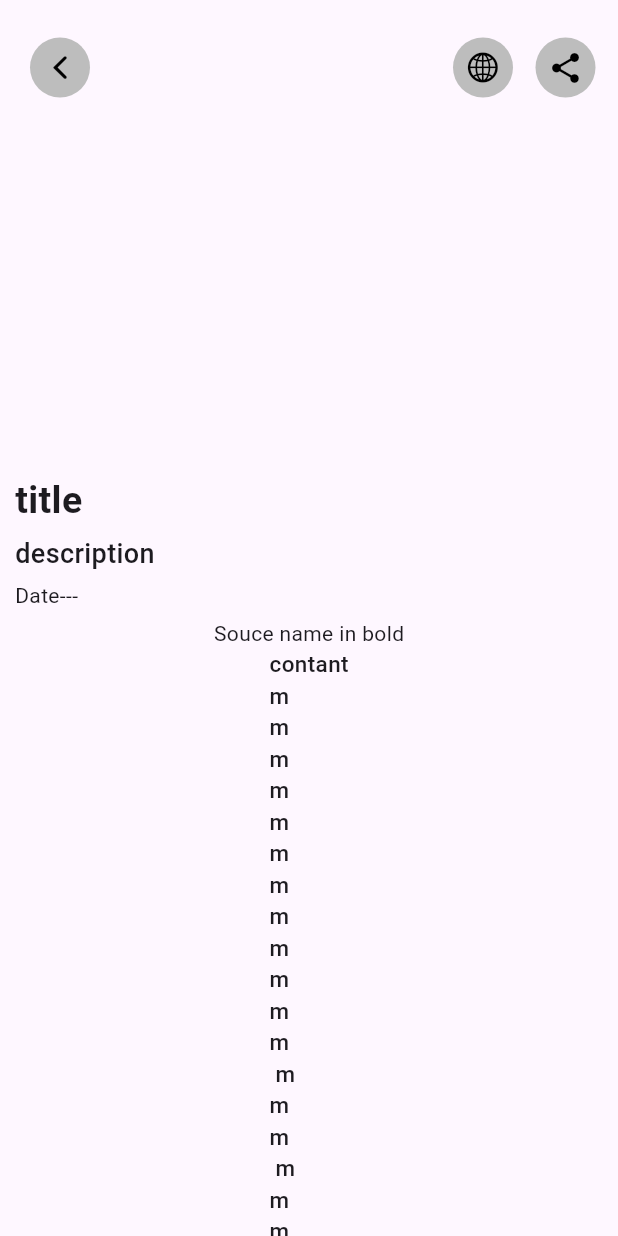
After one commit to AmosPeterAlex/daily_things, a Flutter app: the MyWidget screen opened directly, after a tap on "Image", on a phone screen of 412 x 824 dp. The commit adds this screen. Run offline on Flutter 3.47's test engine with Material 3 defaults, Android fonts, the phone set to English and light mode, and no system bars; our stand-ins replace google_fonts, share_plus; network calls fail.

Commit message:
started another widget refractoring

```diff
--- a/lib/controller/home_screen_controller.dart
+++ b/lib/controller/home_screen_controller.dart
@@ -13,7 +13,8 @@ class HomeScreenController with ChangeNotifier {
     isLoading = true;
     notifyListeners();
     final url = Uri.parse(
-        'https://newsapi.org/v2/everything?q=Apple&from=2024-02-08&sortBy=popularity&apiKey=a437c47fc99d4a249ced37151a9199d5');
+      'https://newsapi.org/v2/everything?q=Apple&from=2024-02-10&sortBy=popularity&apiKey=a437c47fc99d4a249ced37151a9199d5');
+        // 'https://newsapi.org/v2/everything?q=Apple&from=2024-02-08&sortBy=popularity&apiKey=');
     final response = await http.get(url);
     print(response.statusCode);
     Map<String, dynamic> decodedData = {}; //Map for storing
--- /dev/null
+++ b/lib/my widgets/new_main.dart
@@ -0,0 +1,29 @@
+import 'package:daily_things/my%20widgets/new_news_card.dart';
+import 'package:daily_things/view/widgets/news_card.dart';
+import 'package:flutter/cupertino.dart';
+import 'package:flutter/material.dart';
+
+void main() {
+  runApp(MaterialApp(
+    home: MyWidget(),
+    debugShowCheckedModeBanner: false,
+  ));
+}
+
+class MyWidget extends StatelessWidget {
+  @override
+  Widget build(BuildContext context) {
+    return Scaffold(
+      body: Center(
+        child: NewsCard1(
+            title: 'aaaaaaaa ncjndsijncj wkcwkjn jncneik',
+            description: 'jnjwn jne aaa ncjndsi cedid hcn eihbc hbhcbh nwmic jncjwk cwkjn jncnejd jnjned jnewi abcd efghi jklmn opqr stuv ',
+            date: DateTime.timestamp(),
+            imageUrl: 'https://dummyimage.com/600x400/000/fff',
+            contant: 'conytent',
+            sourceName: 'source name',
+            url: 'url'),
+      ),
+    );
+  }
+}
--- /dev/null
+++ b/lib/my widgets/new_news_card.dart
@@ -0,0 +1,111 @@
+import 'package:daily_things/my%20widgets/new_view_details.dart';
+import 'package:flutter/material.dart';
+import 'package:intl/intl.dart';
+import 'package:provider/provider.dart';
+
+import '../controller/home_screen_controller.dart';
+
+class NewsCard1 extends StatelessWidget {
+  const NewsCard1(
+      {super.key,
+      required this.title,
+      required this.description,
+      required this.date,
+      required this.imageUrl,
+      required this.contant,
+      required this.sourceName,
+      required this.url});
+
+  final String title;
+  final String description;
+  final DateTime? date;
+  final String imageUrl;
+  final String contant;
+  final String sourceName;
+  final String url;
+
+  @override
+  Widget build(BuildContext context) {
+    var devWidth = MediaQuery.of(context).size.width;
+    return InkWell(
+      /// Sliver Screen vilikam
+      /// onLongPress: share option evde akam,
+      /// onTap: navigate to nxt page,
+      onTap: () {
+        Navigator.of(context).push(MaterialPageRoute(
+            builder: (context) => NewsViewScreen1(
+                title: title,
+                description: description,
+                imageUrl: imageUrl,
+                contant: contant,
+                sourceName: sourceName,
+                url: url)));
+      },
+      onLongPress: () {
+        String newsToShare = '$title\n $description \n$url';
+        Provider.of<HomeScreenController>(context, listen: false)
+            .shareText(textToShare: newsToShare);
+      },
+      child: Container(
+        clipBehavior: Clip.hardEdge,
+        height: devWidth / 3,
+        width: devWidth,
+        // padding: const EdgeInsets.all(2),
+        decoration: BoxDecoration(
+          borderRadius: BorderRadius.circular(13),
+        ),
+        child: Row(
+          // mainAxisAlignment: MainAxisAlignment.start,
+          children: [
+            Container(
+              // color: Colors.red,
+              height: devWidth / 3,
+              width: devWidth / 3,
+              child: Center(
+                child: Text('Image'),
+              ),
+              decoration: BoxDecoration(
+                borderRadius: BorderRadius.circular(10),
+                image: DecorationImage(
+                    image: NetworkImage(
+                      imageUrl,
+                    ),
+                    fit: BoxFit.cover),
+              ),
+            ),
+            Stack(
+              children: [
+                Container(
+                  height: devWidth * (2 / 3),
+                  width: devWidth * (2 / 3),
+                  // color: Colors.blue,
+                ),
+
+                // Text('Sourcename'),
+                Positioned(
+                  top: 5,
+                  child: Text(
+                    maxLines: 5,
+                    title,
+                    style: const TextStyle(
+                      fontSize: 18,
+                      fontWeight: FontWeight.w600,
+                    ),
+                  ),
+                ),
+                Positioned(bottom: 5, left: 1, child: Text(sourceName)),
+                Positioned(bottom: 5, left: 95, child: Text(sourceName)),
+                //edh author kk vndi refractor chyanm or delete akenm
+                Positioned(
+                    bottom: 5,
+                    right: 1,
+                    child: Text(
+                        " ${DateFormat('dd/MM/yyyy').format(date!).toString() ?? ""}")),
+              ],
+            ),
+          ],
+        ),
+      ),
+    );
+  }
+}
--- /dev/null
+++ b/lib/my widgets/new_view_details.dart
@@ -0,0 +1,175 @@
+import 'package:flutter/cupertino.dart';
+import 'package:flutter/material.dart';
+import 'package:intl/intl.dart';
+import 'package:provider/provider.dart';
+
+import '../controller/home_screen_controller.dart';
+
+// import '../../controller/home_screen_controller.dart';
+
+/*
+This Screen appears when each news is clicked
+ */
+class NewsViewScreen1 extends StatelessWidget {
+  const NewsViewScreen1(
+      {super.key,
+      required this.title,
+      required this.description,
+      this.date,
+      required this.imageUrl,
+      required this.contant,
+      required this.sourceName,
+      required this.url});
+
+  final String title;
+  final String description;
+  final DateTime? date;
+  final String imageUrl;
+  final String contant;
+  final String sourceName;
+  final String url;
+
+  @override
+  Widget build(BuildContext context) {
+    return Scaffold(
+      body: SingleChildScrollView(
+        child: Column(
+          crossAxisAlignment: CrossAxisAlignment.start,
+          children: [
+            Stack(
+              children: [
+                Container(
+                  height: MediaQuery.sizeOf(context).height * .5,
+                  // color: Colors.teal,
+                  // decoration: BoxDecoration(
+                  //     borderRadius: BorderRadiusDirectional.circular(10),
+                  //     image: DecorationImage(
+                  //         image: NetworkImage('imageUrl'), fit: BoxFit.cover)),
+                ),
+                Positioned(
+                  bottom: 60,
+                  left: 10,
+                  child: Text(
+                    'title',
+                    style: const TextStyle(
+                        fontSize: 25, fontWeight: FontWeight.w700),
+                  ),
+                ),
+                Positioned(
+                  left: 10,
+                  bottom: 5,
+                  child: Row(
+                    mainAxisAlignment: MainAxisAlignment.start,
+                    children: [
+                      Text('Date---')
+                      // Text(
+                      //     "'sourceName' | ${DateFormat('dd/MM/yyyy').format('date'!).toString()}")
+                    ],
+                  ),
+                ),
+                Positioned(
+                  left: 10,
+                  bottom: 30,
+                  child: Text(
+                    'description',
+                    style: const TextStyle(
+                        fontSize: 18, fontWeight: FontWeight.w500),
+                  ),
+                ),
+                Positioned(
+                    left: 20,
+                    top: 25,
+                    child: InkWell(
+                      onTap: () {
+                        Navigator.pop(context);
+                      },
+                      child: CircleAvatar(
+                        backgroundColor: Colors.grey[400],
+                        child: Icon(
+                          CupertinoIcons.back,
+                          color: Colors.black,
+                        ),
+                      ),
+                    )),
+                Positioned(
+                    top: 25,
+                    right: 70,
+                    child: InkWell(
+                      onTap: () {
+                        Provider.of<HomeScreenController>(context,
+                                listen: false)
+                            .launchURL(url);
+                      },
+                      child: CircleAvatar(
+                        backgroundColor: Colors.grey[400],
+                        child: Icon(
+                          CupertinoIcons.globe,
+                          color: Colors.black,
+                        ),
+                      ),
+                    )),
+                Positioned(
+                    top: 25,
+                    right: 15,
+                    child: InkWell(
+                      onTap: () {
+                        String newsToShare = '$title\n $description \n$url';
+                        Provider.of<HomeScreenController>(context,
+                                listen: false)
+                            .shareText(textToShare: newsToShare);
+                      },
+                      child: CircleAvatar(
+                        backgroundColor: Colors.grey[400],
+                        child: Icon(
+                          Icons.share,
+                          color: Colors.black,
+                        ),
+                      ),
+                    ))
+              ],
+            ),
+            SingleChildScrollView(
+              child: ClipRRect(
+                borderRadius: BorderRadius.only(
+                    topRight: Radius.circular(25),
+                    topLeft: Radius.circular(25)),
+                child: Container(
+                  width: MediaQuery.of(context).size.width,
+                  // height: double.infinity,
+                  // height: MediaQuery.of(context).size.height*.6,
+                  // color: Colors.grey,
+                  // clipBehavior: Clip.hardEdge,
+                  child: Column(
+                    mainAxisAlignment: MainAxisAlignment.spaceAround,
+                    children: [
+                      Text('Souce name in bold'),
+                      Text(
+                        'contant\nm\nm\nm\nm\nm\nm\nm\nm\nm\nm\nm\t\nm\n\tm\nm\t\nm\n\tm\nm\nm\nm\nm\n\tm\nm\nm\nm\nm\nm\nm\nm\nm\nm\nm\nm\nm\nm\nm\nm\nm\nm\nm\nm\nm\nm\nm\nm\nm',
+                        style: const TextStyle(
+                            fontSize: 15, fontWeight: FontWeight.w500),
+                      ),
+                    ],
+                  ),
+                ),
+              ),
+            ),
+
+            // InkWell(edh url pole oru icon il pidich fully idam
+            //   // onTap: () {
+            //   //   Provider.of<HomeScreenController>(context, listen: false)
+            //   //       .launchURL(url);
+            //   // },
+            //   child: const Text(
+            //     "Click here to Read more",
+            //     style: TextStyle(
+            //         fontSize: 15,
+            //         fontStyle: FontStyle.italic,
+            //         color: Colors.blue),
+            //   ),
+            // ),
+          ],
+        ),
+      ),
+    );
+  }
+}
--- a/lib/view/widgets/news_card.dart
+++ b/lib/view/widgets/news_card.dart
@@ -82,7 +82,8 @@ class NewsCard extends StatelessWidget {
                                 listen: false)
                             .shareText(textToShare: newsToShare);
                       },
-                        icon: const Icon(Icons.share))
+                      icon: const Icon(Icons.share),
+                    )
                   ],
                 )
               ],
--- a/lib/view/widgets/view_details.dart
+++ b/lib/view/widgets/view_details.dart
@@ -4,6 +4,9 @@ import 'package:provider/provider.dart';
 
 import '../../controller/home_screen_controller.dart';
 
+/*
+This Screen appears when each news is clicked
+ */
 class NewsViewScreen extends StatelessWidget {
   const NewsViewScreen(
       {super.key,
@@ -27,8 +30,8 @@ class NewsViewScreen extends StatelessWidget {
   Widget build(BuildContext context) {
     return Scaffold(
       appBar: AppBar(
-        backgroundColor: Colors.white,
-        elevation: 0,
+        // backgroundColor: Colors.red,
+        // elevation: 5,
         iconTheme: const IconThemeData(color: Color(0xff6A3DE8), size: 30),
       ),
       body: Padding(
@@ -63,7 +66,7 @@ class NewsViewScreen extends StatelessWidget {
                         image: NetworkImage(imageUrl), fit: BoxFit.cover)),
               ),
               Text(
-                description ,
+                description,
                 style:
                     const TextStyle(fontSize: 18, fontWeight: FontWeight.w500),
               ),
--- a/pubspec.yaml
+++ b/pubspec.yaml
@@ -37,6 +37,7 @@ dependencies:
   share_plus: ^7.2.2
   shimmer: ^3.0.0
   provider: ^6.1.1
+  google_fonts: ^6.1.0
 
 
   # The following adds the Cupertino Icons font to your application.
```
Also changed, not shown: lib/controller/category_controller.dart (+67 -1 lines), lib/view/screens/category_screen.dart (+5 -3 lines), lib/view/screens/home_screen.dart (+41 -6 lines), lib/view/screens/main_screen_bottom_nav.dart (+10 -7 lines), lib/view/screens/search_screen.dart (+27 -17 lines), pubspec.lock. Lines whose indentation alone changed are shown as unchanged.
